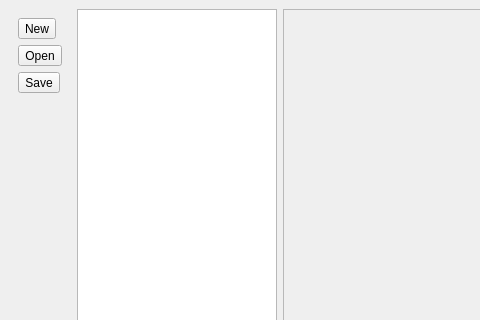
Above: ui/sdkwin.ui from samstyle/Xpeccy before the change; both pictures show x 0 to 480 and y 0 to 320 of the 883 by 575 pixel window. Below: the same form after it.
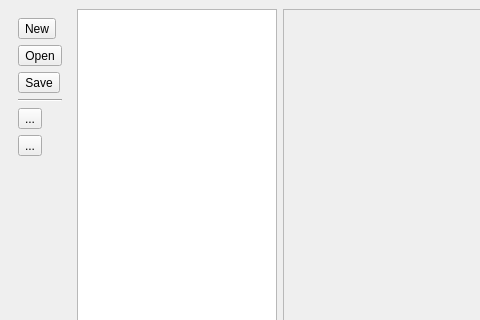
That is the form after the change. Icons and pictures are not drawn.

Diff of the .ui file:
```diff
--- a/ui/sdkwin.ui
+++ b/ui/sdkwin.ui
@@ -51,6 +51,41 @@
          </property>
         </widget>
        </item>
+       <item>
+        <widget class="Line" name="line">
+         <property name="orientation">
+          <enum>Qt::Horizontal</enum>
+         </property>
+        </widget>
+       </item>
+       <item>
+        <widget class="QToolButton" name="addNewFile">
+         <property name="toolTip">
+          <string>Add new file</string>
+         </property>
+         <property name="text">
+          <string>...</string>
+         </property>
+         <property name="icon">
+          <iconset resource="../xpeccy.qrc">
+           <normaloff>:/images/doc-new.png</normaloff>:/images/doc-new.png</iconset>
+         </property>
+        </widget>
+       </item>
+       <item>
+        <widget class="QToolButton" name="addExisting">
+         <property name="toolTip">
+          <string>Add existing file(s)</string>
+         </property>
+         <property name="text">
+          <string>...</string>
+         </property>
+         <property name="icon">
+          <iconset resource="../xpeccy.qrc">
+           <normaloff>:/images/add.png</normaloff>:/images/add.png</iconset>
+         </property>
+        </widget>
+       </item>
        <item>
         <spacer name="verticalSpacer">
          <property name="orientation">
```
Left out of the diff: 15 changed lines with no effect on the pictures.
